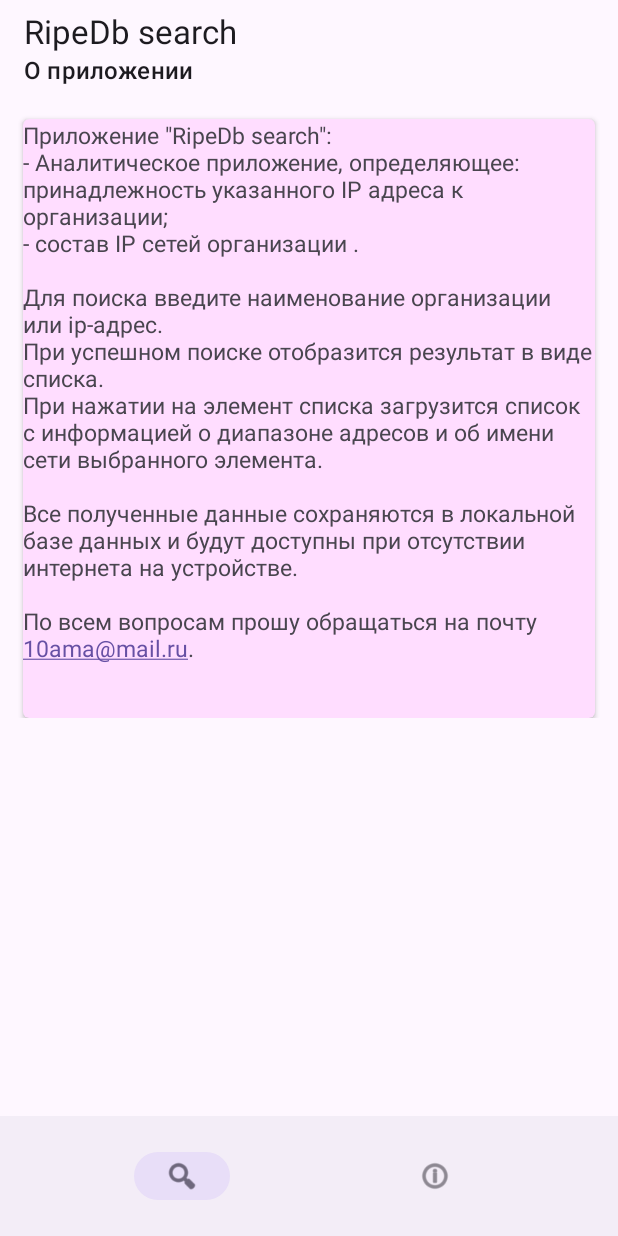
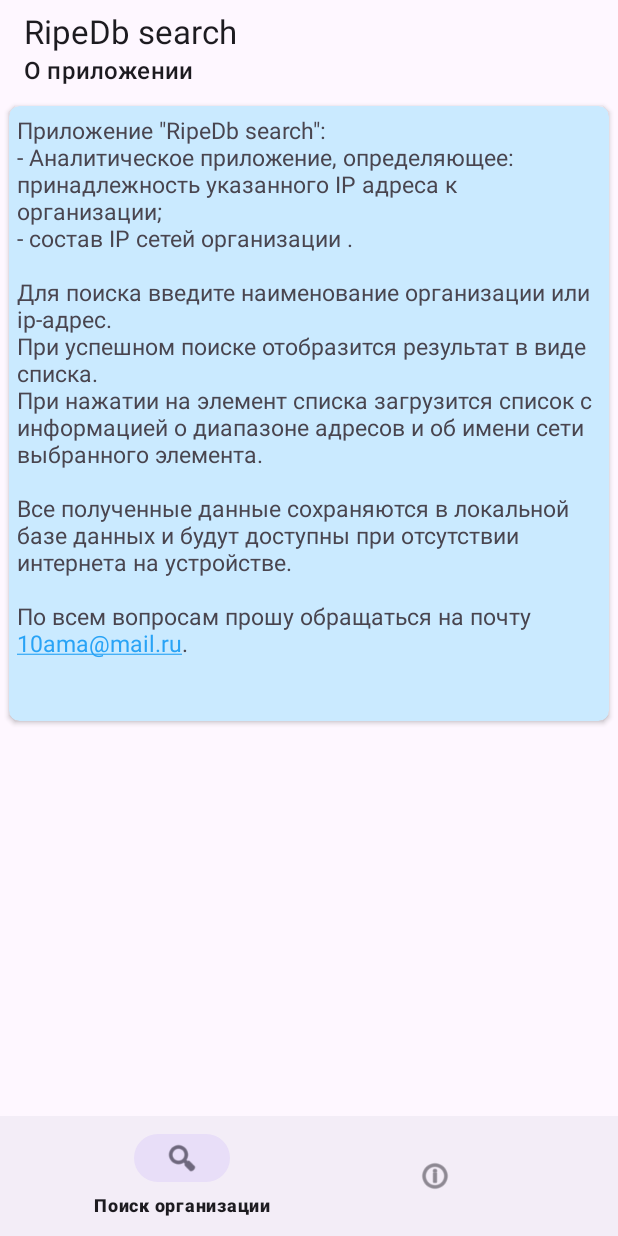
Before and after one commit to AMainActivity/searchRipe, an Android app: the fragment AboutFragment placed in its activity, on a phone screen of 412 x 824 dp. Run offline under Robolectric (Android 15) with nearby library versions, the phone set to English and light mode, and no system bars; our stand-ins replace Picasso, navigation-ui; pictures from the network do not load; 3 statements that could not run were skipped.

Commit message:
fix bugs 08022024

```diff
--- a/app/src/main/java/ama/ripe/search/presentation/AboutFragment.kt
+++ b/app/src/main/java/ama/ripe/search/presentation/AboutFragment.kt
@@ -9,9 +9,11 @@ import android.text.method.LinkMovementMethod
 import android.view.LayoutInflater
 import android.view.View
 import android.view.ViewGroup
+import androidx.activity.OnBackPressedCallback
 import androidx.appcompat.app.AppCompatActivity
 import androidx.core.text.HtmlCompat
 import androidx.fragment.app.Fragment
+import androidx.fragment.app.FragmentManager
 
 class AboutFragment : Fragment() {
     private var _binding: FragmentAboutBinding? = null
@@ -21,6 +23,19 @@ class AboutFragment : Fragment() {
 
     private val component by lazy {
         (requireActivity().application as MyApp).component
+    }
+    private val onBackPressedCallback = object : OnBackPressedCallback(true) {
+        override fun handleOnBackPressed() {
+            goOrgFragment()
+            remove()
+        }
+    }
+
+    private fun goOrgFragment() {
+        activity?.supportFragmentManager?.popBackStack(
+            null,
+            FragmentManager.POP_BACK_STACK_INCLUSIVE
+        )
     }
 
     override fun onAttach(context: Context) {
@@ -55,6 +70,10 @@ class AboutFragment : Fragment() {
         super.onViewCreated(view, savedInstanceState)
         setSubTitleActionBar(getString(R.string.frgmnt_about_ab_subtitle))
         setViews()
+        activity?.onBackPressedDispatcher?.addCallback(
+            viewLifecycleOwner,
+            onBackPressedCallback
+        )
     }
 
     override fun onDestroyView() {
--- a/app/src/main/java/ama/ripe/search/presentation/OrganizationFragment.kt
+++ b/app/src/main/java/ama/ripe/search/presentation/OrganizationFragment.kt
@@ -87,7 +87,6 @@ class OrganizationFragment : Fragment() {
 
     private fun setObserverState() {
         viewModel.stateOrganization.observe(viewLifecycleOwner) {
-
             when (it) {
                 is StateLoading.Initial -> {
                     binding.progressBarLoading.isVisible = false
--- a/app/src/main/java/ama/ripe/search/presentation/adapters/InetNumAdapter.kt
+++ b/app/src/main/java/ama/ripe/search/presentation/adapters/InetNumAdapter.kt
@@ -51,14 +51,14 @@ class InetNumAdapter : ListAdapter<InetNumDomModel, InetNumViewHolder>(InetNumDi
                 tvTitle.text = inetNum
                 tvInfo.text = netName
                 if (countryFlag != null)
-                    Picasso.get().load(countryFlag).placeholder(R.drawable.splash)
+                    Picasso.get().load(countryFlag).placeholder(R.drawable.no_image)
                         .into(ivLogoCountry)
                 ivLogoCountry.visibility = if (countryFlag != null) View.VISIBLE else View.GONE
 
 
 
                 root.setOnClickListener {
-                    onInetNumClickListener?.onInetNumClick(inetNum)
+                    onInetNumClickListener?.onInetNumClick(netName + "\n" + inetNum)
                 }
             }
         }
--- a/app/src/main/res/layout/content_main.xml
+++ b/app/src/main/res/layout/content_main.xml
@@ -21,7 +21,7 @@
         android:id="@+id/bottom_navigation_view"
         android:layout_width="match_parent"
         android:layout_height="wrap_content"
-        app:labelVisibilityMode="unlabeled"
+        app:labelVisibilityMode="selected"
         app:menu="@menu/bottom_nav_menu" />
 
 </androidx.appcompat.widget.LinearLayoutCompat>
--- a/app/src/main/res/layout/fragment_about.xml
+++ b/app/src/main/res/layout/fragment_about.xml
@@ -27,10 +27,13 @@
                 android:layout_marginTop="15dp"
                 android:layout_marginEnd="15dp"
                 android:layout_marginRight="15dp"
-                android:padding="1dp"
-                app:cardBackgroundColor="#fdf"
-                app:cardCornerRadius="4dp"
+                android:layout_margin="1dp"
+                app:cardBackgroundColor="@color/blue"
+                app:cardCornerRadius="7dp"
                 app:cardElevation="2dp"
+                app:cardUseCompatPadding="true"
+                app:strokeColor="@android:color/darker_gray"
+                app:strokeWidth="2dp"
                 app:layout_constraintEnd_toEndOf="parent"
                 app:layout_constraintHorizontal_bias="0.275"
                 app:layout_constraintStart_toStartOf="parent"
@@ -41,6 +44,7 @@
                     android:layout_width="wrap_content"
                     android:layout_height="wrap_content"
                     android:layout_gravity="center"
+                    android:padding="5dp"
                     android:text="@string/frgmnt_about_title"
                     android:textSize="15sp" />
             </androidx.cardview.widget.CardView>
--- a/app/src/main/res/layout/item_inet_num.xml
+++ b/app/src/main/res/layout/item_inet_num.xml
@@ -7,7 +7,7 @@
     android:layout_margin="4dp"
     android:background="?android:attr/selectableItemBackground"
     android:descendantFocusability="blocksDescendants"
-    app:cardBackgroundColor="#FFF0F5"
+    app:cardBackgroundColor="@color/blue"
     app:cardCornerRadius="7dp"
     app:cardElevation="2dp"
     app:cardUseCompatPadding="true"
--- a/app/src/main/res/layout/item_organization.xml
+++ b/app/src/main/res/layout/item_organization.xml
@@ -4,10 +4,10 @@
     xmlns:tools="http://schemas.android.com/tools"
     android:layout_width="match_parent"
     android:layout_height="wrap_content"
-    android:layout_margin="4dp"
+    android:layout_margin="1dp"
     android:background="?android:attr/selectableItemBackground"
     android:descendantFocusability="blocksDescendants"
-    app:cardBackgroundColor="#FFF0F5"
+    app:cardBackgroundColor="@color/blue"
     app:cardCornerRadius="7dp"
     app:cardElevation="2dp"
     app:cardUseCompatPadding="true"
@@ -56,7 +56,7 @@
                     android:layout_width="wrap_content"
                     android:layout_height="wrap_content"
                     android:layout_margin="2dp"
-                    android:backgroundTint="#ADFF2F"
+                    android:backgroundTint="@color/veryLightGrey"
                     android:clickable="true"
                     android:contentDescription="@string/item_org_info_but"
                     app:fabCustomSize="40dp"
--- a/app/src/main/res/values-night/themes.xml
+++ b/app/src/main/res/values-night/themes.xml
@@ -1,7 +1,8 @@
 <resources xmlns:tools="http://schemas.android.com/tools">
-    <!-- Base application theme. -->
+     <!-- Base application theme. -->
     <style name="Base.Theme.SearchRipe" parent="Theme.Material3.DayNight.NoActionBar">
-        <!-- Customize your dark theme here. -->
-        <!-- <item name="colorPrimary">@color/my_dark_primary</item> -->
+
     </style>
+
+    <style name="Theme.SearchRipe" parent="Base.Theme.SearchRipe" />
 </resources>
--- a/app/src/main/res/values/colors.xml
+++ b/app/src/main/res/values/colors.xml
@@ -1,5 +1,16 @@
 <?xml version="1.0" encoding="utf-8"?>
 <resources>
+    <color name="purple_200">#FFA3D2F2</color>
+    <color name="purple_500">#FF28A3F6</color>
+    <color name="purple_700">#FF0498FA</color>
+    <color name="teal_200">#FF03DAC5</color>
+    <color name="teal_700">#FF018786</color>
     <color name="black">#FF000000</color>
     <color name="white">#FFFFFFFF</color>
+    <color name="grey">#7a7a7a</color>
+    <color name="blue">#CAEAFF</color>
+    <color name="lightGrey">#aaaaaa</color>
+    <color name="veryLightGrey">#f0f0f0</color>
+    <color name="purple">#7d64e6</color>
+    <color name="yellow">#ffee00</color>
 </resources>
--- a/app/src/main/res/values/strings.xml
+++ b/app/src/main/res/values/strings.xml
@@ -38,4 +38,5 @@
        &lt;a href=\'mailto:10ama@mail.ru\'>10ama@mail.ru&lt;/a>.&lt;/p>
     </string>
     <string name="item_org_info_but">Информация</string>
+    <string name="frgmnt_inetnum_copy_text">Текст скопирован</string>
 </resources>
--- a/app/src/main/res/values/themes.xml
+++ b/app/src/main/res/values/themes.xml
@@ -1,8 +1,19 @@
 <resources xmlns:tools="http://schemas.android.com/tools">
     <!-- Base application theme. -->
-    <style name="Base.Theme.SearchRipe" parent="Theme.Material3.DayNight.NoActionBar">
-        <!-- Customize your light theme here. -->
-        <!-- <item name="colorPrimary">@color/my_light_primary</item> -->
+    <style name="Base.Theme.SearchRipe" parent="Theme.Material3.Light.NoActionBar">
+        <!-- Primary brand color. -->
+        <item name="colorPrimary">@color/purple_500</item>
+        <item name="colorPrimaryVariant">@color/purple_700</item>
+
+        <item name="colorOnPrimary">@color/white</item>
+        <!-- Secondary brand color. -->
+        <item name="colorSecondary">@color/teal_200</item>
+        <item name="colorSecondaryVariant">@color/teal_700</item>
+        <item name="colorOnSecondary">@color/black</item>
+        <!-- Status bar color. -->
+        <item name="android:statusBarColor" >?attr/colorPrimaryVariant</item>
+        <!-- Customize your theme here. -->
+
     </style>
 
     <style name="Theme.SearchRipe" parent="Base.Theme.SearchRipe" />
```
Also changed, not shown: app/src/main/java/ama/ripe/search/data/repository/RipeSearchRepositoryImpl.kt (+6 -6 lines), app/src/main/java/ama/ripe/search/presentation/InetNumFragment.kt (+24 -5 lines), app/src/main/java/ama/ripe/search/presentation/adapters/OrganizationAdapter.kt (+7 -6 lines), app/src/main/res/layout/fragment_inet_num.xml (+24 -0 lines).
